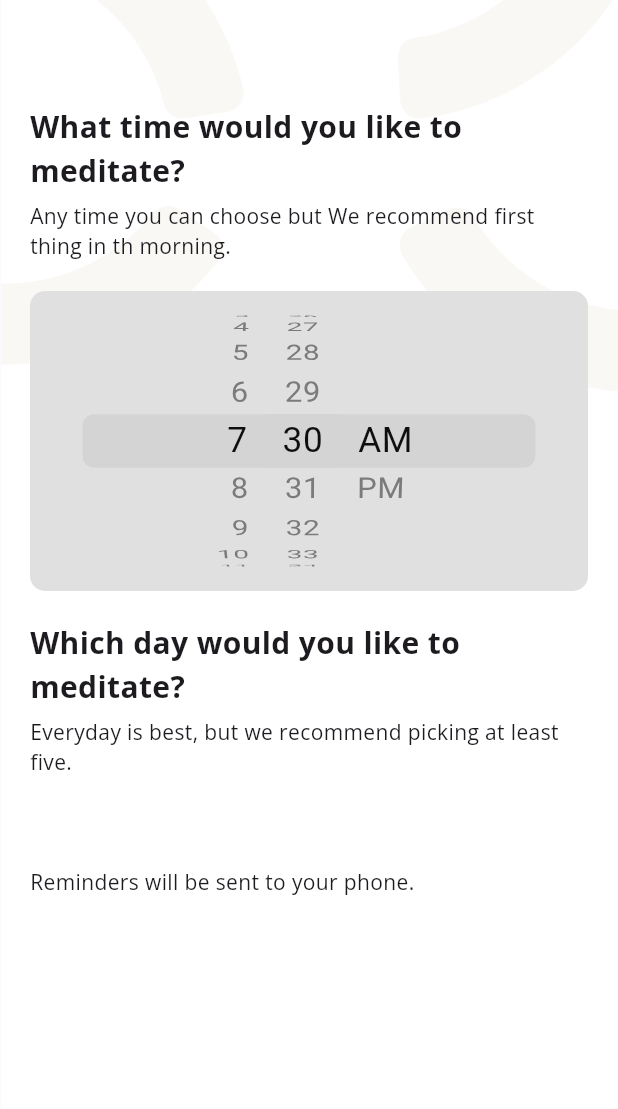
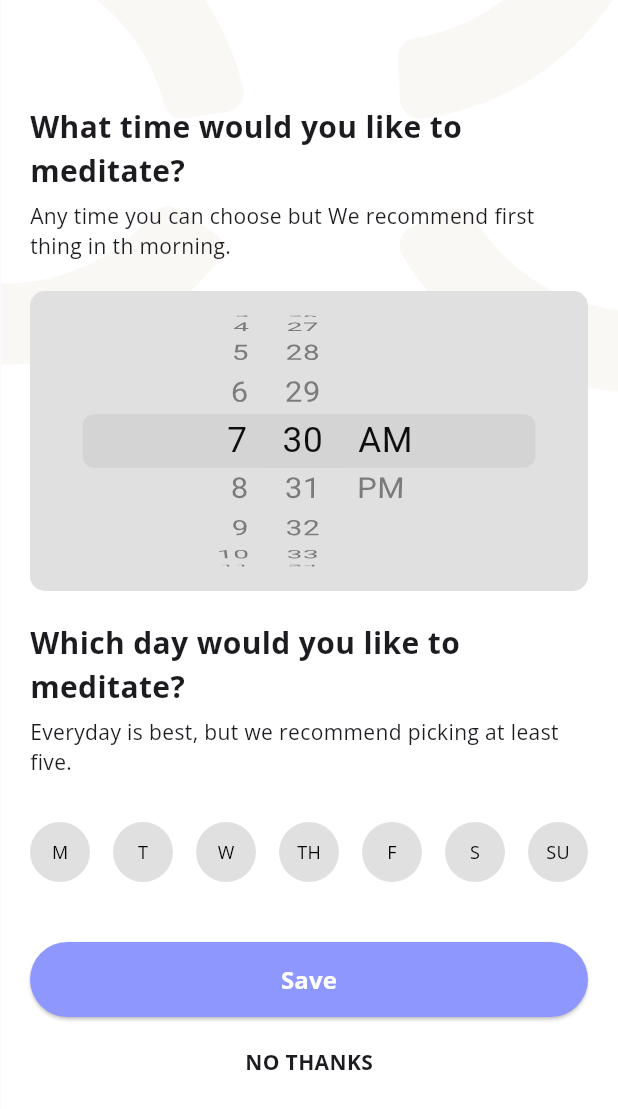
Before and after one commit to LaRoma1/Meditation-app-UI-Community-, a Flutter app: the RemindersScreen screen opened by its route, on a phone screen of 412 x 824 dp. Shown: the top 1109 px of the screen. Run offline on Flutter 3.47's test engine with Material 3 defaults, Android fonts, the light colour scheme and no system bars; our stand-ins replace get.

Commit message:
Mise à jour de l'écran de rappels et ajout de la navigation vers l'écran d'accueil
- Ajout de la sélection des jours de rappel avec des boutons interactifs
- Intégration du bouton "Save" pour naviguer vers l'écran d'accueil
- Ajout de la route pour l'écran d'accueil dans AppRoutes
- Mise à jour des constantes d'images avec de nouvelles images
- Suppression d'une image obsolète

```diff
--- a/lib/core/constants/image_constants.dart
+++ b/lib/core/constants/image_constants.dart
@@ -15,6 +15,8 @@ class ImageConstants {
   static const String happy = 'assets/images/happy.png';
   static const String perform = 'assets/images/perform.png';
   static const String anxiety = 'assets/images/anxiety.png';
+  static const String basicourse = 'assets/images/basicourse.png';
+  static const String relaxation = 'assets/images/relaxation.png';
 
 
   // icons
--- a/lib/presentation/reminders/reminders_screen.dart
+++ b/lib/presentation/reminders/reminders_screen.dart
@@ -15,6 +15,12 @@ class RemindersScreen extends StatefulWidget {
 }
 
 class _RemindersScreenState extends State<RemindersScreen> {
+  // Liste des jours sélectionnés
+  final List<bool> _selectedDays = List.generate(7, (index) => false);
+
+  // Liste des jours de la semaine
+  final List<String> _days = ['M', 'T', 'W', 'TH', 'F', 'S', 'SU'];
+
   @override
     Widget build(BuildContext context) {
     return Scaffold(
@@ -75,18 +81,51 @@ class _RemindersScreenState extends State<RemindersScreen> {
                       fontSize: 14,
                       fontWeight: FontWeight.w400,
                     ),
-                SizedBox(height: 40),
+                SizedBox(height: 30),
                 Row(
                   mainAxisAlignment: MainAxisAlignment.spaceBetween,
-                  children: [
-
-                  ],
+                  children: List.generate(
+                    7,
+                    (index) => GestureDetector(
+                      onTap: () {
+                        setState(() {
+                          _selectedDays[index] = !_selectedDays[index];
+                        });
+                      },
+                      child: Container(
+                        width: 40,
+                        height: 40,
+                        decoration: BoxDecoration(
+                          color: _selectedDays[index] ? Colors.black : Colors.grey.shade300,
+                          shape: BoxShape.circle,
+                        ),
+                        child: Center(
+                          child: CustomText(
+                            text: _days[index],
+                            fontSize: 12,
+                            fontWeight: FontWeight.w500,
+                            color: _selectedDays[index] ? Colors.white : Colors.black,
+                          ),
+                        ),
+                      ),
+                    ),
+                  ),
+                ),
+                SizedBox(height: 40),
+                CustomButton(
+                  text: 'Save',
+                  backgroundColor: AppColors.violet,
+                  onPressed: () {
+                    Get.toNamed(AppRoutes.homeScreen);
+                  },
                 ),
                 SizedBox(height: 20),
-                CustomText(
-                  text: 'Reminders will be sent to your phone.',
-                  fontSize: 14,
-                  fontWeight: FontWeight.w400,
+                Center(
+                  child: CustomText(
+                    text: 'NO THANKS',
+                    fontSize: 14,
+                    fontWeight: FontWeight.bold,
+                  ),
                 ),
               ],
             ),
--- a/lib/routes/app_routes.dart
+++ b/lib/routes/app_routes.dart
@@ -7,7 +7,7 @@ import 'package:meditation_app_ui_community/presentation/auth/splashScreen.dart'
 import 'package:meditation_app_ui_community/presentation/welcome/welcome_screen.dart';
 import 'package:meditation_app_ui_community/presentation/choose_topic/choose_topic_screen.dart';
 import 'package:meditation_app_ui_community/presentation/reminders/reminders_screen.dart';
-
+import 'package:meditation_app_ui_community/presentation/home/home_screen.dart';
 
 class AppRoutes {
   static const String signInScreen = '/signInScreen';
@@ -17,6 +17,7 @@ class AppRoutes {
   static const String welcomeScreen = '/welcomeScreen';
   static const String chooseTopicScreen = '/chooseTopicScreen';
   static const String remindersScreen = '/remindersScreen';
+  static const String homeScreen = '/homeScreen';
   static List<GetPage> pages = [
     GetPage(
       transition: Transition.rightToLeft,
@@ -54,5 +55,10 @@ class AppRoutes {
       name: remindersScreen,
       page: () => const RemindersScreen(),
     ),
+    GetPage(
+      transition: Transition.rightToLeft,
+      name: homeScreen,
+      page: () => const HomeScreen(),
+    ),
   ];
 }
```
Also changed, not shown: lib/presentation/home/home_screen.dart (added, +69 -0 lines), assets/images/Group (5).png (deleted), assets/images/basiscourse.png (added), assets/images/relaxation.png (added).
